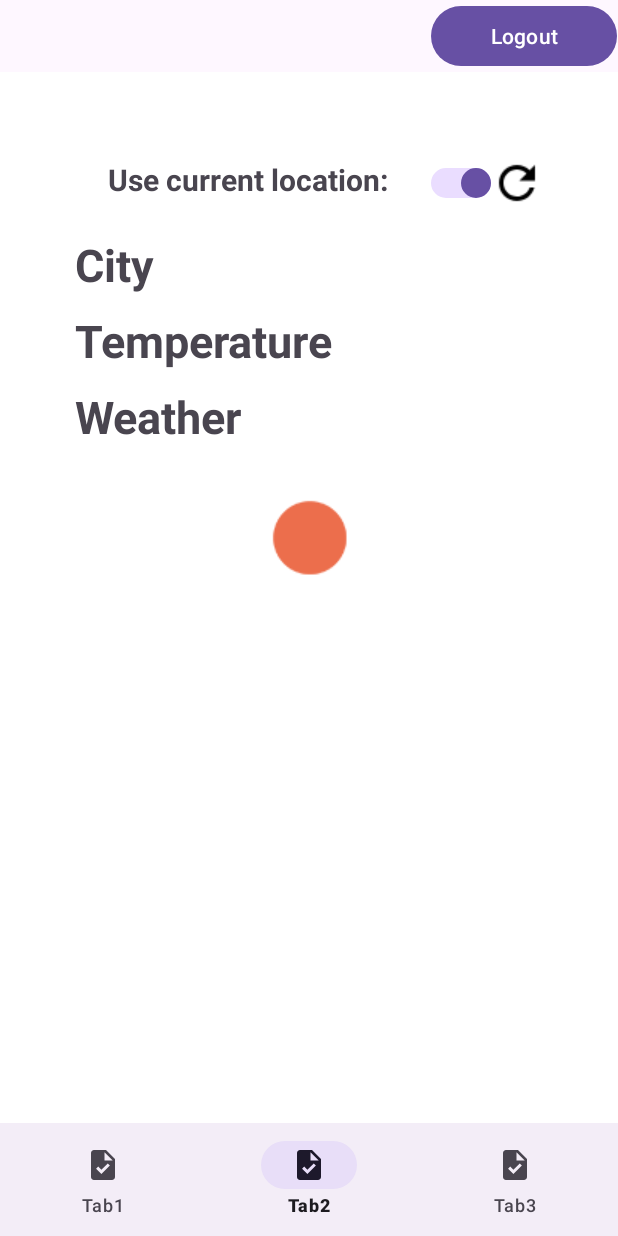
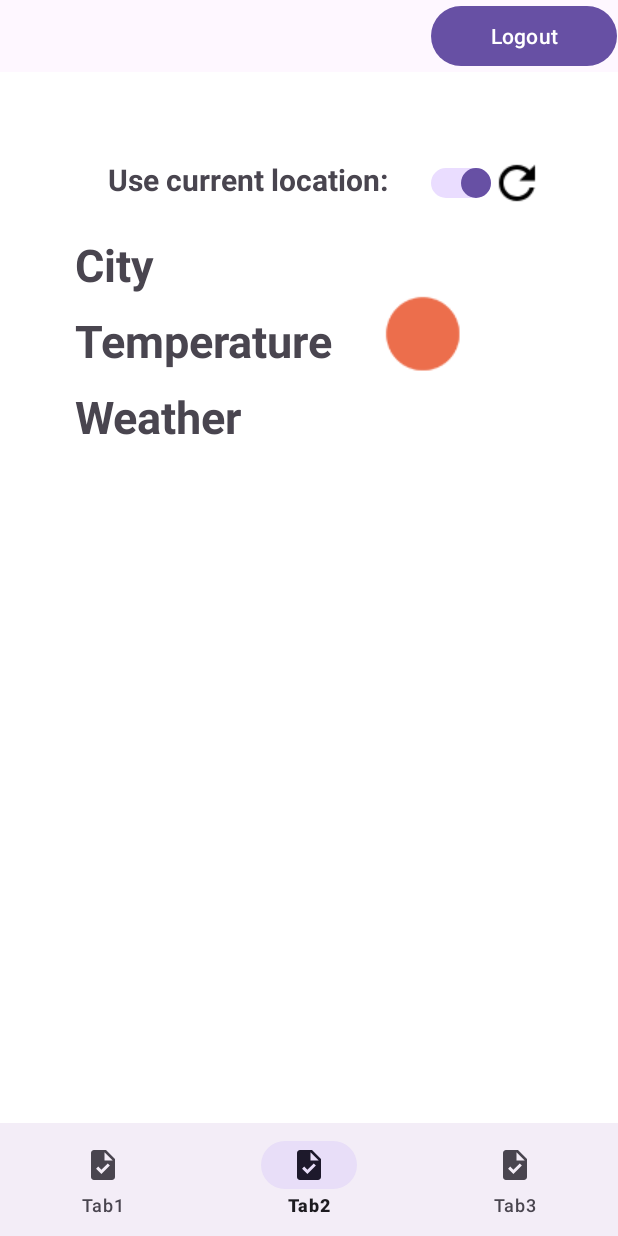
Before and after one commit to Josip-Rizner/AppleDiseaseClassificator, an Android app: the screen it shows after launch once a user with an empty profile is signed in (MainActivity), item 2 of the bottom bar chosen, on a phone screen of 412 x 824 dp. Run offline under Robolectric (Android 15) with nearby library versions, the phone set to English and light mode, and no system bars; our stand-ins replace Firebase (no records; nobody signed in at launch, a user with empty details on screens opened directly); libraries missing offline, so code that uses them is left out: com.loopj.android, cz.msebera.android, org.tensorflow.lite.

Commit message:
-Redesigning the API to fetch forecast, not only current weather. -Refactoring WeatherData class to support that -Creating recycler view to show weather forecast

```diff
--- a/app/src/main/res/layout/fragment_second.xml
+++ b/app/src/main/res/layout/fragment_second.xml
@@ -70,6 +70,15 @@
 
         </LinearLayout>
 
+        <LinearLayout
+            android:layout_width="match_parent"
+            android:layout_height="wrap_content"
+            android:orientation="horizontal">
+
+            <LinearLayout
+                android:layout_width="wrap_content"
+                android:layout_height="wrap_content"
+                android:orientation="vertical">
 
                 <TextView
                     android:id="@+id/tvCity"
@@ -98,17 +107,27 @@
                     android:textSize="30sp"
                     android:text="Weather" />
 
+            </LinearLayout>
+
                 <ImageView
                     android:id="@+id/ivWeatherState"
                     android:layout_width="wrap_content"
                     android:layout_height="wrap_content"
-            android:layout_marginTop="10dp"
-            android:layout_gravity="center_horizontal"
+                    android:layout_margin="10dp"
+                    android:layout_gravity="center"
                     android:background="@drawable/clear_sky"/>
 
+        </LinearLayout>
+
+
+        <androidx.recyclerview.widget.RecyclerView
+            android:id="@+id/rvWeather"
+            android:layout_width="match_parent"
+            android:layout_height="match_parent"
+            android:orientation="horizontal"
+            android:layout_marginTop="15dp"/>
 
 
     </LinearLayout>
 
-
 </FrameLayout>
```
Also changed, not shown: app/src/main/java/com/example/applediseaseclassificator/SecondFragment.java (+32 -4 lines), app/src/main/java/com/example/applediseaseclassificator/WeatherAdapter.java (added, +69 -0 lines), app/src/main/java/com/example/applediseaseclassificator/WeatherData.java (+42 -15 lines), app/src/main/res/layout/recyvlerview_weather_item.xml (added, +39 -0 lines). Lines whose indentation alone changed are shown as unchanged.
